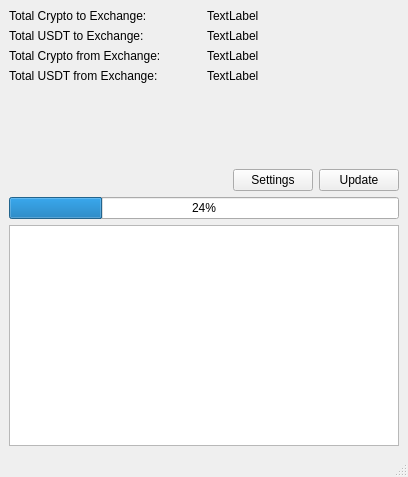
QTinman/whalealert, file mainwindow.ui: the form before one commit.
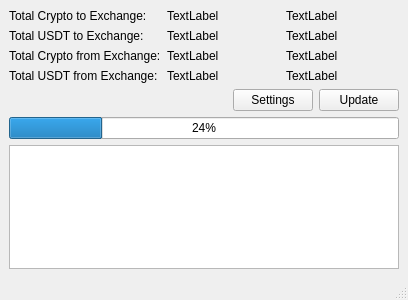
The form after the commit. Icons and pictures are not drawn.

Patch:
```diff
--- a/mainwindow.ui
+++ b/mainwindow.ui
@@ -7,7 +7,7 @@
     <x>0</x>
     <y>0</y>
     <width>408</width>
-    <height>477</height>
+    <height>300</height>
    </rect>
   </property>
   <property name="windowTitle">
@@ -20,7 +20,9 @@
   <widget class="QWidget" name="centralwidget">
    <layout class="QGridLayout" name="gridLayout">
     <item row="0" column="0">
-     <layout class="QHBoxLayout" name="horizontalLayout_3">
+     <layout class="QHBoxLayout" name="horizontalLayout">
+      <item>
+       <layout class="QVBoxLayout" name="verticalLayout_3">
       <item>
        <widget class="QLabel" name="label_5">
         <property name="text">
@@ -29,17 +31,6 @@
        </widget>
       </item>
       <item>
-       <widget class="QLabel" name="total_crypt_to">
-        <property name="text">
-         <string>TextLabel</string>
-        </property>
-       </widget>
-      </item>
-     </layout>
-    </item>
-    <item row="1" column="0">
-     <layout class="QHBoxLayout" name="horizontalLayout_2">
-      <item>
        <widget class="QLabel" name="label_2">
         <property name="text">
          <string>Total USDT to Exchange:</string>
@@ -47,17 +38,6 @@
        </widget>
       </item>
       <item>
-       <widget class="QLabel" name="tota_usdt_to">
-        <property name="text">
-         <string>TextLabel</string>
-        </property>
-       </widget>
-      </item>
-     </layout>
-    </item>
-    <item row="2" column="0">
-     <layout class="QHBoxLayout" name="horizontalLayout_4">
-      <item>
        <widget class="QLabel" name="label_3">
         <property name="text">
          <string>Total Crypto from Exchange:</string>
@@ -65,23 +45,37 @@
        </widget>
       </item>
       <item>
-       <widget class="QLabel" name="total_crypt_from">
-        <property name="text">
-         <string>TextLabel</string>
-        </property>
-       </widget>
-      </item>
-     </layout>
-    </item>
-    <item row="3" column="0">
-     <layout class="QHBoxLayout" name="horizontalLayout">
-      <item>
        <widget class="QLabel" name="label">
         <property name="text">
          <string>Total USDT from Exchange:</string>
         </property>
        </widget>
       </item>
+       </layout>
+      </item>
+      <item>
+       <layout class="QVBoxLayout" name="verticalLayout_2">
+        <item>
+         <widget class="QLabel" name="total_crypt_to">
+          <property name="text">
+           <string>TextLabel</string>
+          </property>
+         </widget>
+        </item>
+        <item>
+         <widget class="QLabel" name="tota_usdt_to">
+          <property name="text">
+           <string>TextLabel</string>
+          </property>
+         </widget>
+        </item>
+        <item>
+         <widget class="QLabel" name="total_crypt_from">
+          <property name="text">
+           <string>TextLabel</string>
+          </property>
+         </widget>
+        </item>
       <item>
        <widget class="QLabel" name="total_usdt_from">
         <property name="text">
@@ -91,47 +85,44 @@
       </item>
      </layout>
     </item>
-    <item row="4" column="0">
-     <widget class="QLabel" name="alert">
+      <item>
+       <layout class="QVBoxLayout" name="verticalLayout">
+        <item>
+         <widget class="QLabel" name="alert1">
       <property name="text">
-       <string/>
-      </property>
-      <property name="alignment">
-       <set>Qt::AlignCenter</set>
-      </property>
-     </widget>
-    </item>
-    <item row="5" column="0">
-     <widget class="QLabel" name="alert_2">
+           <string>TextLabel</string>
+          </property>
+         </widget>
+        </item>
+        <item>
+         <widget class="QLabel" name="alert2">
       <property name="text">
-       <string/>
-      </property>
-      <property name="alignment">
-       <set>Qt::AlignCenter</set>
-      </property>
-     </widget>
-    </item>
-    <item row="6" column="0">
-     <widget class="QLabel" name="alert_3">
+           <string>TextLabel</string>
+          </property>
+         </widget>
+        </item>
+        <item>
+         <widget class="QLabel" name="alert3">
       <property name="text">
-       <string/>
-      </property>
-      <property name="alignment">
-       <set>Qt::AlignCenter</set>
-      </property>
-     </widget>
-    </item>
-    <item row="7" column="0">
-     <widget class="QLabel" name="alert_4">
+           <string>TextLabel</string>
+          </property>
+         </widget>
+        </item>
+        <item>
+         <widget class="QLabel" name="alert4">
       <property name="text">
-       <string/>
-      </property>
-      <property name="alignment">
-       <set>Qt::AlignCenter</set>
-      </property>
-     </widget>
-    </item>
-    <item row="8" column="0">
+           <string>TextLabel</string>
+          </property>
+         </widget>
+        </item>
+       </layout>
+      </item>
+     </layout>
+    </item>
+    <item row="3" column="0">
+     <widget class="QPlainTextEdit" name="transferLog"/>
+    </item>
+    <item row="1" column="0">
      <layout class="QHBoxLayout" name="horizontalLayout_5">
       <item>
        <spacer name="horizontalSpacer_2">
@@ -162,16 +153,13 @@
       </item>
      </layout>
     </item>
-    <item row="9" column="0">
+    <item row="2" column="0">
      <widget class="QProgressBar" name="progressBar">
       <property name="value">
        <number>24</number>
       </property>
      </widget>
     </item>
-    <item row="10" column="0">
-     <widget class="QPlainTextEdit" name="transferLog"/>
-    </item>
    </layout>
   </widget>
   <widget class="QMenuBar" name="menubar">
```
Lines whose indentation alone changed are shown as unchanged.
